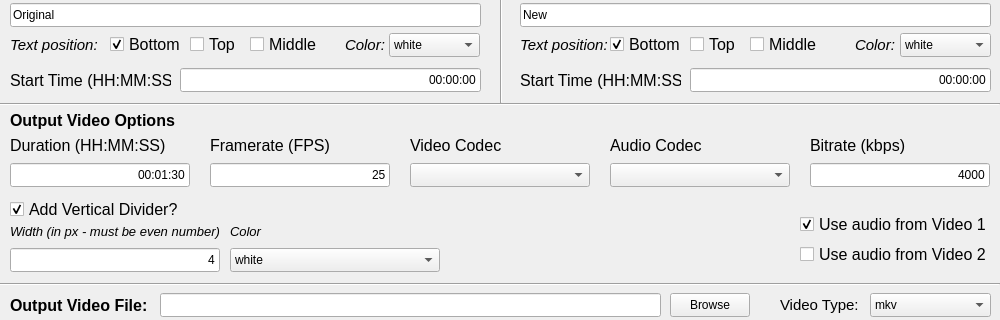
This is JMD-VideoCompare-UI/form.ui in JenkinsTR/JMD-VideoCompare-UI as Qt 5 draws it before an edit; both pictures show x 0 to 1000 and y 147 to 467 of the 1000 by 800 pixel window. The edited form follows.
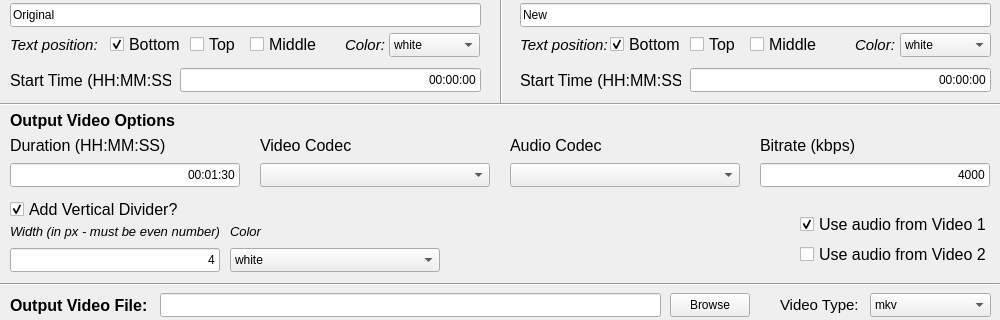
This is the edited form. Icons and pictures are not drawn.

What changed in the file:
```diff
--- a/JMD-VideoCompare-UI/form.ui
+++ b/JMD-VideoCompare-UI/form.ui
@@ -197,7 +197,7 @@
      <rect>
       <x>10</x>
       <y>310</y>
-      <width>180</width>
+      <width>230</width>
       <height>24</height>
      </rect>
     </property>
@@ -213,7 +213,7 @@
      <rect>
       <x>10</x>
       <y>280</y>
-      <width>180</width>
+      <width>230</width>
       <height>24</height>
      </rect>
     </property>
@@ -563,46 +563,12 @@
      <string>Start Time (HH:MM:SS)</string>
     </property>
    </widget>
-   <widget class="QLabel" name="labelFPS">
-    <property name="geometry">
-     <rect>
-      <x>210</x>
-      <y>280</y>
-      <width>180</width>
-      <height>24</height>
-     </rect>
-    </property>
-    <property name="font">
-     <font>
-      <pointsize>12</pointsize>
-     </font>
-    </property>
-    <property name="text">
-     <string>Framerate (FPS)</string>
-    </property>
-   </widget>
-   <widget class="QLineEdit" name="lineEditFPS">
-    <property name="geometry">
-     <rect>
-      <x>210</x>
-      <y>310</y>
-      <width>180</width>
-      <height>24</height>
-     </rect>
-    </property>
-    <property name="text">
-     <string>25</string>
-    </property>
-    <property name="alignment">
-     <set>Qt::AlignRight|Qt::AlignTrailing|Qt::AlignVCenter</set>
-    </property>
-   </widget>
    <widget class="QLabel" name="labelVideoCodec">
     <property name="geometry">
      <rect>
-      <x>410</x>
+      <x>260</x>
       <y>280</y>
-      <width>180</width>
+      <width>230</width>
       <height>24</height>
      </rect>
     </property>
@@ -618,9 +584,9 @@
    <widget class="QComboBox" name="comboBoxVideoCodec">
     <property name="geometry">
      <rect>
-      <x>410</x>
+      <x>260</x>
       <y>310</y>
-      <width>180</width>
+      <width>230</width>
       <height>24</height>
      </rect>
     </property>
@@ -628,9 +594,9 @@
    <widget class="QLabel" name="labelAudioCodec">
     <property name="geometry">
      <rect>
-      <x>610</x>
+      <x>510</x>
       <y>280</y>
-      <width>180</width>
+      <width>230</width>
       <height>24</height>
      </rect>
     </property>
@@ -646,9 +612,9 @@
    <widget class="QComboBox" name="comboBoxAudioCodec">
     <property name="geometry">
      <rect>
-      <x>610</x>
+      <x>510</x>
       <y>310</y>
-      <width>180</width>
+      <width>230</width>
       <height>24</height>
      </rect>
     </property>
@@ -656,9 +622,9 @@
    <widget class="QLabel" name="labelBitrate">
     <property name="geometry">
      <rect>
-      <x>810</x>
+      <x>760</x>
       <y>280</y>
-      <width>180</width>
+      <width>230</width>
       <height>24</height>
      </rect>
     </property>
@@ -674,9 +640,9 @@
    <widget class="QLineEdit" name="lineEditBirate">
     <property name="geometry">
      <rect>
-      <x>810</x>
+      <x>760</x>
       <y>310</y>
-      <width>180</width>
+      <width>230</width>
       <height>24</height>
      </rect>
     </property>
```
